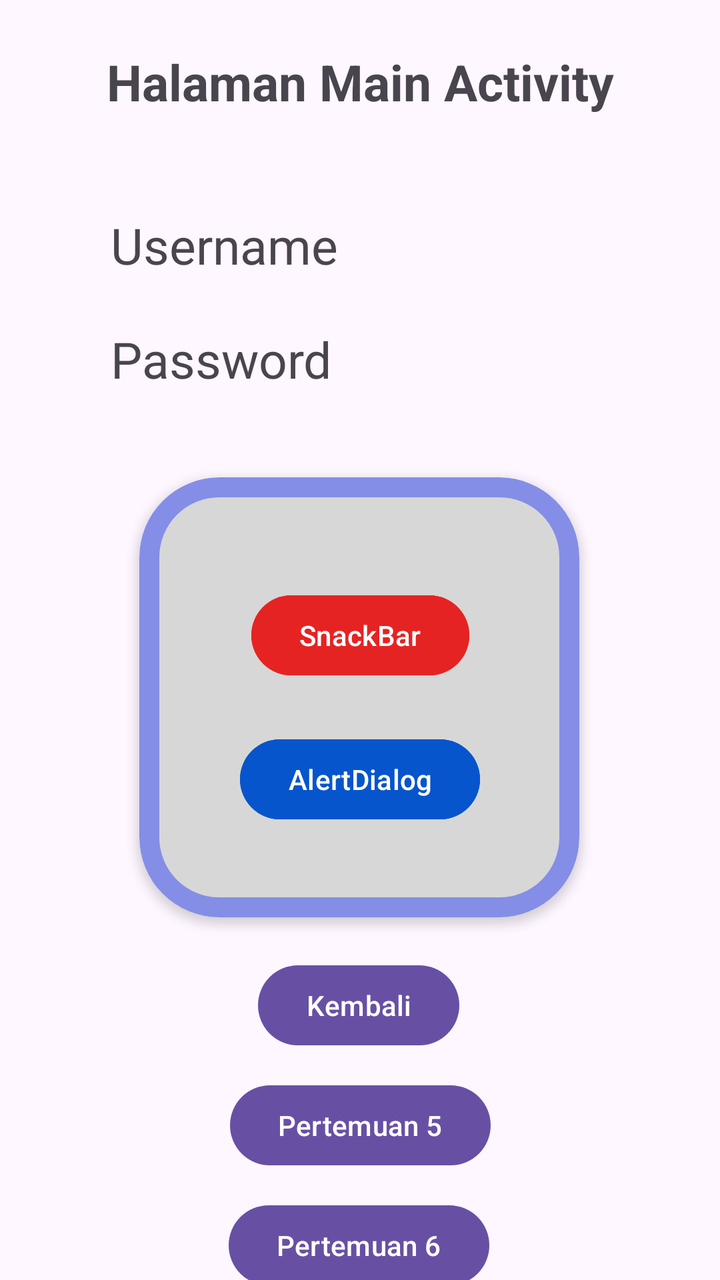
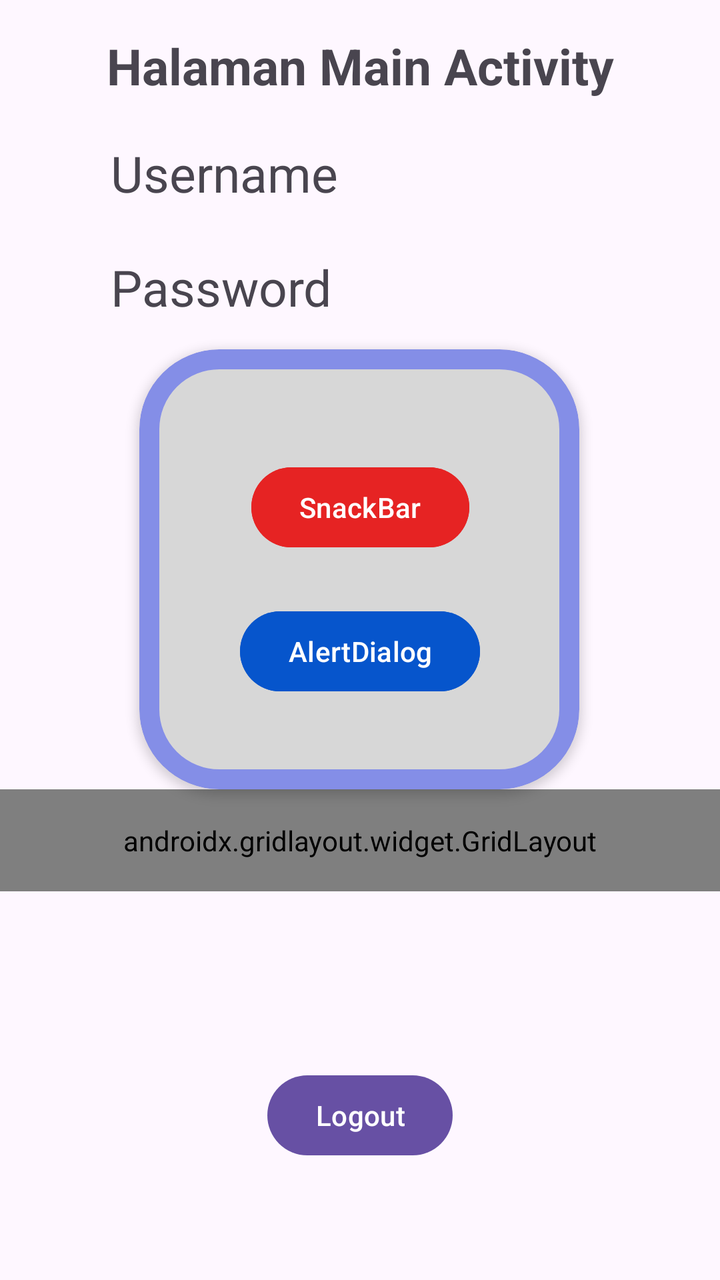

Compare the two renders of this Android layout. The source of the first and the diff that turns it into the second are given below.
<!-- AndroidManifest.xml: application theme Theme.Nazlan_3TIB -->
<!-- res/layout/fragment_home.xml -->
<?xml version="1.0" encoding="utf-8"?>
<androidx.constraintlayout.widget.ConstraintLayout xmlns:android="http://schemas.android.com/apk/res/android"
    xmlns:tools="http://schemas.android.com/tools"
    android:layout_width="match_parent"
    android:layout_height="match_parent"
    xmlns:app="http://schemas.android.com/apk/res-auto"
    tools:context=".Home.HomeFragment">

    <TextView
        android:id="@+id/txtUsername"
        android:layout_width="121dp"
        android:layout_height="33dp"
        android:layout_marginTop="48dp"
        android:text="Username"
        android:textSize="25sp"
        app:layout_constraintEnd_toEndOf="parent"
        app:layout_constraintHorizontal_bias="0.231"
        app:layout_constraintStart_toStartOf="parent"
        app:layout_constraintTop_toBottomOf="@+id/textView6" />

    <TextView
        android:id="@+id/txtPassword"
        android:layout_width="121dp"
        android:layout_height="32dp"
        android:layout_marginTop="24dp"
        android:text="Password"
        android:textSize="25sp"
        app:layout_constraintEnd_toEndOf="parent"
        app:layout_constraintHorizontal_bias="0.231"
        app:layout_constraintStart_toStartOf="parent"
        app:layout_constraintTop_toBottomOf="@+id/txtUsername" />


    <com.google.android.material.card.MaterialCardView
        android:id="@+id/materialCardView"
        android:layout_width="220dp"
        android:layout_height="220dp"
        android:layout_marginTop="44dp"
        app:cardBackgroundColor="#D7D7D7"
        app:cardElevation="3dp"
        app:strokeColor="#63001AFF"
        app:strokeWidth="10dp"
        app:cardCornerRadius="40dp"
        app:layout_constraintEnd_toEndOf="parent"
        app:layout_constraintHorizontal_bias="0.497"
        app:layout_constraintStart_toStartOf="parent"
        app:layout_constraintTop_toBottomOf="@+id/txtPassword">

        <androidx.constraintlayout.widget.ConstraintLayout
            android:layout_width="match_parent"
            android:layout_height="match_parent"
            android:layout_margin="15dp">

            <Button
                android:id="@+id/btnSnackBar"
                android:layout_width="wrap_content"
                android:layout_height="wrap_content"
                android:layout_marginTop="40dp"
                android:backgroundTint="#E62323"
                android:text="SnackBar"
                app:layout_constraintEnd_toEndOf="parent"
                app:layout_constraintHorizontal_bias="0.506"
                app:layout_constraintStart_toStartOf="parent"
                app:layout_constraintTop_toTopOf="parent" />

            <Button
                android:id="@+id/btnAlertDialog"
                android:layout_width="wrap_content"
                android:layout_height="wrap_content"
                android:layout_marginTop="24dp"
                android:backgroundTint="#0655CC"
                android:text="AlertDialog"
                app:layout_constraintEnd_toEndOf="parent"
                app:layout_constraintHorizontal_bias="0.504"
                app:layout_constraintStart_toStartOf="parent"
                app:layout_constraintTop_toBottomOf="@+id/btnSnackBar" />

        </androidx.constraintlayout.widget.ConstraintLayout>

    </com.google.android.material.card.MaterialCardView>

    <Button
        android:id="@+id/btnKembali"
        android:layout_width="wrap_content"
        android:layout_height="wrap_content"
        android:layout_marginTop="20dp"
        android:text="Kembali"
        app:layout_constraintEnd_toEndOf="parent"
        app:layout_constraintHorizontal_bias="0.498"
        app:layout_constraintStart_toStartOf="parent"
        app:layout_constraintTop_toBottomOf="@+id/materialCardView" />

    <TextView
        android:id="@+id/textView6"
        android:layout_width="wrap_content"
        android:layout_height="wrap_content"
        android:layout_marginTop="24dp"
        android:text="Halaman Main Activity"
        android:textSize="25sp"
        android:textStyle="bold"
        app:layout_constraintEnd_toEndOf="parent"
        app:layout_constraintStart_toStartOf="parent"
        app:layout_constraintTop_toTopOf="parent" />

    <Button
        android:id="@+id/btnToLima"
        android:layout_width="wrap_content"
        android:layout_height="wrap_content"
        android:layout_marginTop="12dp"
        android:text="Pertemuan 5"
        app:layout_constraintEnd_toEndOf="parent"
        app:layout_constraintStart_toStartOf="parent"
        app:layout_constraintTop_toBottomOf="@+id/btnKembali" />

    <Button
        android:id="@+id/btnToSix"
        android:layout_width="wrap_content"
        android:layout_height="wrap_content"
        android:layout_marginTop="12dp"
        android:text="Pertemuan 6"
        app:layout_constraintEnd_toEndOf="parent"
        app:layout_constraintHorizontal_bias="0.498"
        app:layout_constraintStart_toStartOf="parent"
        app:layout_constraintTop_toBottomOf="@+id/btnToLima" />

    <Button
        android:id="@+id/btnLogout"
        android:layout_width="wrap_content"
        android:layout_height="wrap_content"
        android:layout_marginTop="16dp"
        android:text="Logout"
        app:layout_constraintEnd_toEndOf="parent"
        app:layout_constraintStart_toStartOf="parent"
        app:layout_constraintTop_toBottomOf="@+id/btnToSix" />

</androidx.constraintlayout.widget.ConstraintLayout>
<!-- resources referenced by this layout -->
<resources>
  <style name="Theme.Nazlan_3TIB" parent="Base.Theme.Nazlan_3TIB" />
  <style name="Base.Theme.Nazlan_3TIB" parent="Theme.Material3.DayNight.NoActionBar">
          
          
      </style>
</resources>

<!-- the commit's change to res/layout/fragment_home.xml (unified diff, before → after) -->
@@ -10,7 +10,7 @@
         android:id="@+id/txtUsername"
         android:layout_width="121dp"
         android:layout_height="33dp"
-        android:layout_marginTop="48dp"
+        android:layout_marginTop="20dp"
         android:text="Username"
         android:textSize="25sp"
         app:layout_constraintEnd_toEndOf="parent"
@@ -35,16 +35,16 @@
         android:id="@+id/materialCardView"
         android:layout_width="220dp"
         android:layout_height="220dp"
-        android:layout_marginTop="44dp"
+        android:layout_marginTop="16dp"
         app:cardBackgroundColor="#D7D7D7"
+        app:cardCornerRadius="40dp"
         app:cardElevation="3dp"
-        app:strokeColor="#63001AFF"
-        app:strokeWidth="10dp"
-        app:cardCornerRadius="40dp"
         app:layout_constraintEnd_toEndOf="parent"
         app:layout_constraintHorizontal_bias="0.497"
         app:layout_constraintStart_toStartOf="parent"
-        app:layout_constraintTop_toBottomOf="@+id/txtPassword">
+        app:layout_constraintTop_toBottomOf="@+id/txtPassword"
+        app:strokeColor="#63001AFF"
+        app:strokeWidth="10dp">
 
         <androidx.constraintlayout.widget.ConstraintLayout
             android:layout_width="match_parent"
@@ -79,35 +79,38 @@
 
     </com.google.android.material.card.MaterialCardView>
 
+    <androidx.gridlayout.widget.GridLayout
+        android:id="@+id/gridMenu"
+        android:layout_width="0dp"
+        android:layout_height="wrap_content"
+        android:padding="16dp"
+        app:columnCount="2"
+        app:useDefaultMargins="true"
+        app:layout_constraintEnd_toEndOf="parent"
+        app:layout_constraintStart_toStartOf="parent"
+        app:layout_constraintTop_toBottomOf="@+id/materialCardView">
+
     <Button
         android:id="@+id/btnKembali"
         android:layout_width="wrap_content"
         android:layout_height="wrap_content"
-        android:layout_marginTop="20dp"
+        android:layout_marginTop="8dp"
         android:text="Kembali"
+        app:layout_columnWeight="1"
+        app:layout_gravity="fill_horizontal"
         app:layout_constraintEnd_toEndOf="parent"
         app:layout_constraintHorizontal_bias="0.498"
         app:layout_constraintStart_toStartOf="parent"
         app:layout_constraintTop_toBottomOf="@+id/materialCardView" />
 
-    <TextView
-        android:id="@+id/textView6"
-        android:layout_width="wrap_content"
-        android:layout_height="wrap_content"
-        android:layout_marginTop="24dp"
-        android:text="Halaman Main Activity"
-        android:textSize="25sp"
-        android:textStyle="bold"
-        app:layout_constraintEnd_toEndOf="parent"
-        app:layout_constraintStart_toStartOf="parent"
-        app:layout_constraintTop_toTopOf="parent" />
-
-    <Button
+        <Button
         android:id="@+id/btnToLima"
         android:layout_width="wrap_content"
         android:layout_height="wrap_content"
         android:layout_marginTop="12dp"
         android:text="Pertemuan 5"
+        app:layout_columnWeight="1"
+        app:layout_gravity="fill_horizontal"
         app:layout_constraintEnd_toEndOf="parent"
         app:layout_constraintStart_toStartOf="parent"
         app:layout_constraintTop_toBottomOf="@+id/btnKembali" />
@@ -118,19 +121,51 @@
         android:layout_height="wrap_content"
         android:layout_marginTop="12dp"
         android:text="Pertemuan 6"
+        app:layout_columnWeight="1"
+        android:backgroundTint="#0099DC"
+        app:layout_gravity="fill_horizontal"
         app:layout_constraintEnd_toEndOf="parent"
         app:layout_constraintHorizontal_bias="0.498"
         app:layout_constraintStart_toStartOf="parent"
         app:layout_constraintTop_toBottomOf="@+id/btnToLima" />
 
     <Button
+        android:id="@+id/btnToSembilan"
+        android:layout_width="wrap_content"
+        android:layout_height="wrap_content"
+        android:layout_marginTop="8dp"
+        android:text="Pertemuan 9"
+        app:layout_columnWeight="1"
+        app:layout_gravity="fill_horizontal"
+        android:backgroundTint="#008C16"
+        app:layout_constraintEnd_toEndOf="parent"
+        app:layout_constraintHorizontal_bias="0.498"
+        app:layout_constraintStart_toStartOf="parent"
+        app:layout_constraintTop_toBottomOf="@+id/btnToSix" />
+
+    </androidx.gridlayout.widget.GridLayout>
+
+    <Button
         android:id="@+id/btnLogout"
         android:layout_width="wrap_content"
         android:layout_height="wrap_content"
-        android:layout_marginTop="16dp"
+        android:layout_marginTop="88dp"
         android:text="Logout"
         app:layout_constraintEnd_toEndOf="parent"
         app:layout_constraintStart_toStartOf="parent"
-        app:layout_constraintTop_toBottomOf="@+id/btnToSix" />
+        app:layout_constraintTop_toBottomOf="@+id/gridMenu" />
+
+    <TextView
+        android:id="@+id/textView6"
+        android:layout_width="wrap_content"
+        android:layout_height="wrap_content"
+        android:layout_marginTop="16dp"
+        android:text="Halaman Main Activity"
+        android:textSize="25sp"
+        android:textStyle="bold"
+        app:layout_constraintEnd_toEndOf="parent"
+        app:layout_constraintStart_toStartOf="parent"
+        app:layout_constraintTop_toTopOf="parent" />
+
 
 </androidx.constraintlayout.widget.ConstraintLayout>
